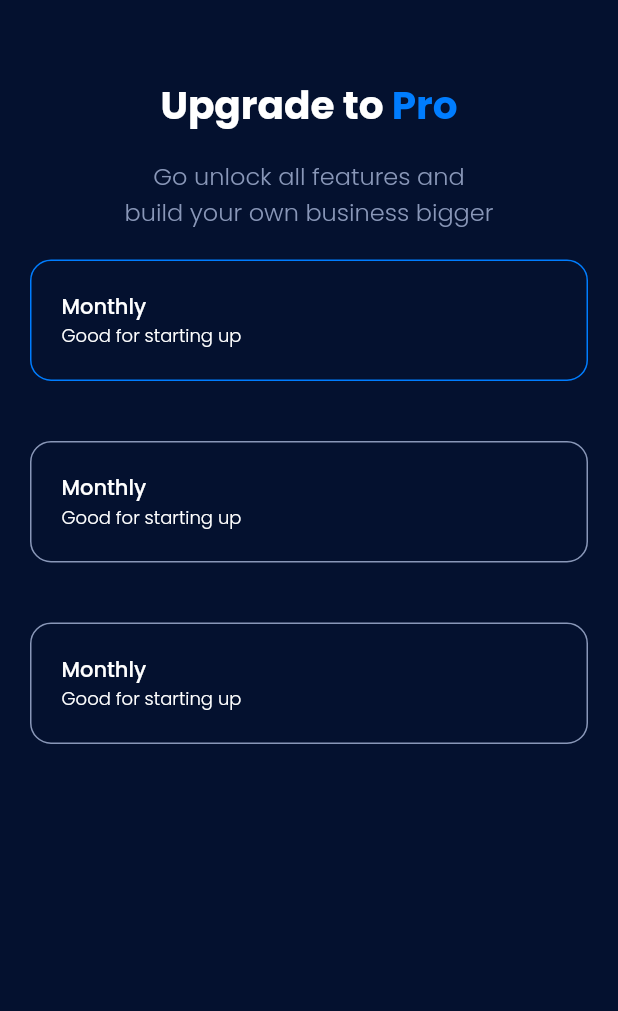
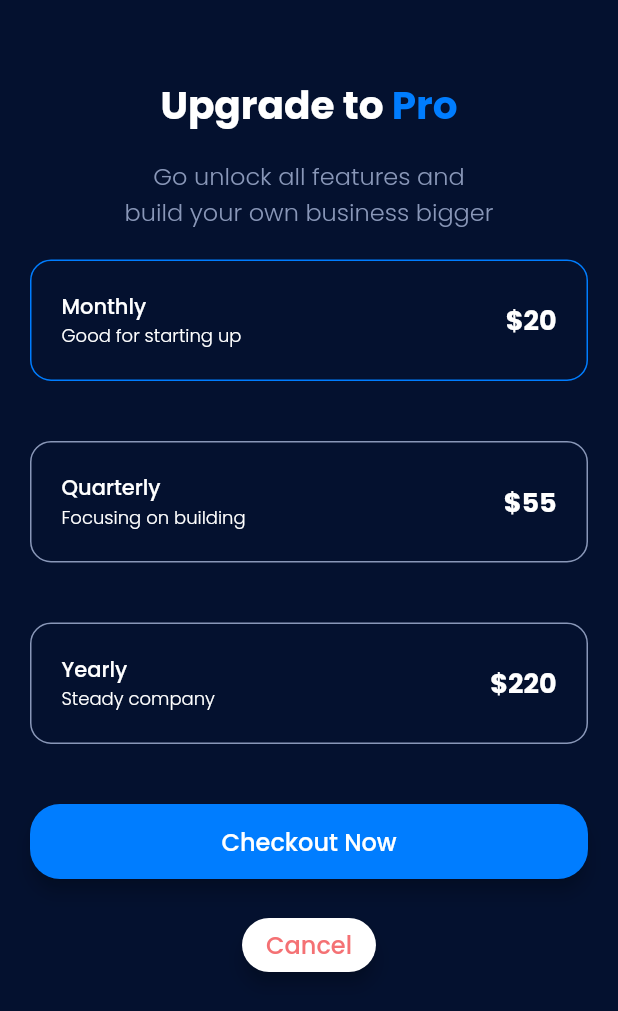
Before and after one commit to saydinaambiya/paymentplan_app, a Flutter app: the screen it shows after launch, after a tap on "Monthly", on a phone screen of 412 x 824 dp. Shown: the top 1011 px of the screen. Run offline on Flutter 3.47's test engine with Material 2 defaults, Android fonts, the phone set to English and light mode, and no system bars; our stand-ins replace google_fonts.

```diff
--- a/lib/pages/plan.dart
+++ b/lib/pages/plan.dart
@@ -1,4 +1,5 @@
 import 'package:flutter/material.dart';
+import 'package:intl/intl.dart';
 import 'package:payment_app/shared/theme.dart';
 
 class PlanPage extends StatefulWidget {
@@ -10,6 +11,7 @@ class PlanPage extends StatefulWidget {
 
 class _PlanPageState extends State<PlanPage> {
   int selectedindex = -1;
+  bool isClicked = false;
   @override
   Widget build(BuildContext context) {
     Widget headerWidget() {
@@ -45,11 +47,13 @@ class _PlanPageState extends State<PlanPage> {
       );
     }
 
-    Widget optionWidget(int index) {
+    Widget optionWidget(
+        int index, String titlePlan, String descPlan, int pricePlan) {
       return GestureDetector(
         onTap: () {
           setState(() {
             selectedindex = index;
+            isClicked = true;
           });
         },
         child: Container(
@@ -66,16 +70,65 @@ class _PlanPageState extends State<PlanPage> {
                 crossAxisAlignment: CrossAxisAlignment.start,
                 children: [
                   Text(
-                    'Monthly',
+                    titlePlan,
                     style: titlePlanStyle,
                   ),
                   Text(
-                    'Good for starting up',
+                    descPlan,
                     style: descPlanStyle,
                   )
                 ],
               ),
+              const Spacer(),
+              Text(
+                NumberFormat.simpleCurrency(locale: 'en_US', decimalDigits: 0)
+                    .format(pricePlan),
+                style: priceStyle,
+              )
             ],
+          ),
+        ),
+      );
+    }
+
+    Widget buttonCheckout() {
+      return Padding(
+        padding: const EdgeInsets.only(left: 20, right: 20, top: 20),
+        child: MaterialButton(
+          shape:
+              RoundedRectangleBorder(borderRadius: BorderRadius.circular(20)),
+          height: 50,
+          minWidth: double.infinity,
+          elevation: 5,
+          color: blueColor,
+          onPressed: () {},
+          child: Text(
+            'Checkout Now',
+            style: buttonStyle(whiteColor),
+          ),
+        ),
+      );
+    }
+
+    Widget cancelCheckout() {
+      return Padding(
+        padding: const EdgeInsets.only(left: 20, right: 20, top: 20),
+        child: MaterialButton(
+          shape:
+              RoundedRectangleBorder(borderRadius: BorderRadius.circular(20)),
+          // height: 50,
+          minWidth: double.minPositive,
+          elevation: 5,
+          color: whiteColor,
+          onPressed: () {
+            setState(() {
+              isClicked = false;
+              selectedindex = -1;
+            });
+          },
+          child: Text(
+            'Cancel',
+            style: buttonStyle(redColor),
           ),
         ),
       );
@@ -86,9 +139,17 @@ class _PlanPageState extends State<PlanPage> {
       body: Column(
         children: [
           headerWidget(),
-          optionWidget(0),
-          optionWidget(1),
-          optionWidget(2),
+          optionWidget(0, 'Monthly', 'Good for starting up', 20),
+          optionWidget(1, 'Quarterly', 'Focusing on building', 55),
+          optionWidget(2, 'Yearly', 'Steady company', 220),
+          isClicked
+              ? Column(
+                  children: [
+                    buttonCheckout(),
+                    cancelCheckout(),
+                  ],
+                )
+              : const SizedBox()
         ],
       ),
     );
--- a/lib/shared/theme.dart
+++ b/lib/shared/theme.dart
@@ -5,6 +5,7 @@ Color backgroundColor = const Color(0xFF04112F);
 Color blueColor = const Color(0xFF007DFF);
 Color greyColor = const Color(0xFF8997B8);
 Color whiteColor = const Color(0xFFFFFFFF);
+Color redColor = const Color(0xFFF47174);
 
 TextStyle titleStyle = GoogleFonts.poppins(
   color: whiteColor,
@@ -42,8 +43,10 @@ TextStyle priceStyle = GoogleFonts.poppins(
   fontSize: 18,
 );
 
-TextStyle buttonStyle = GoogleFonts.poppins(
-  color: whiteColor,
-  fontWeight: FontWeight.w500,
-  fontSize: 16,
-);
+TextStyle buttonStyle(Color buttonColor) {
+  return GoogleFonts.poppins(
+    color: buttonColor,
+    fontWeight: FontWeight.w500,
+    fontSize: 16,
+  );
+}
```
Also changed, not shown: pubspec.yaml (+1 -6 lines), pubspec.lock.
